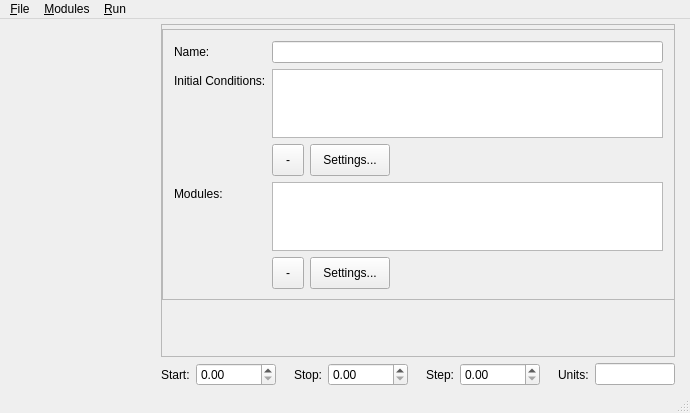
Qt form Code/exp_design/ui_experimentmanager.ui (economou/gpunit) before a commit.
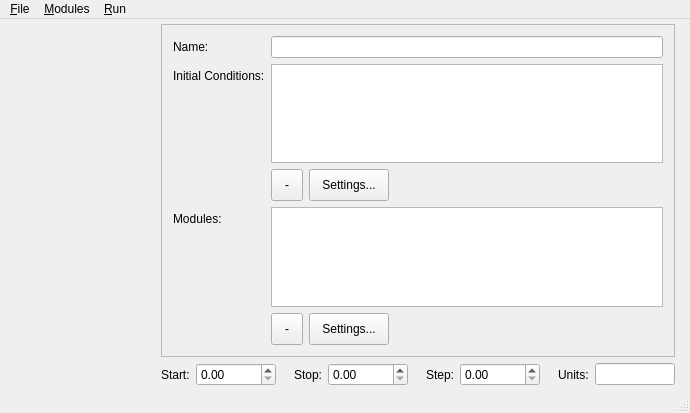
The same form after that commit. Custom widgets are drawn as their Qt base class.

Commit message: Set up the scroll container properly.

Diff of the .ui file:
```diff
--- a/Code/exp_design/ui_experimentmanager.ui
+++ b/Code/exp_design/ui_experimentmanager.ui
@@ -70,56 +70,42 @@
           <rect>
            <x>0</x>
            <y>0</y>
-           <width>511</width>
-           <height>317</height>
+           <width>495</width>
+           <height>323</height>
           </rect>
          </property>
-         <widget class="QFrame" name="frame">
-          <property name="geometry">
-           <rect>
-            <x>0</x>
-            <y>4</y>
-            <width>513</width>
-            <height>271</height>
-           </rect>
-          </property>
-          <property name="sizePolicy">
-           <sizepolicy hsizetype="Expanding" vsizetype="Expanding">
-            <horstretch>0</horstretch>
-            <verstretch>0</verstretch>
-           </sizepolicy>
-          </property>
-          <property name="frameShape">
-           <enum>QFrame::StyledPanel</enum>
-          </property>
-          <property name="frameShadow">
-           <enum>QFrame::Raised</enum>
-          </property>
-          <layout class="QFormLayout" name="formLayout">
-           <property name="fieldGrowthPolicy">
-            <enum>QFormLayout::AllNonFixedFieldsGrow</enum>
-           </property>
-           <item row="0" column="0">
-            <widget class="QLabel" name="nameLabel">
-             <property name="text">
-              <string>Name:</string>
-             </property>
-            </widget>
-           </item>
-           <item row="0" column="1">
+         <layout class="QFormLayout" name="formLayout_2">
+          <item row="6" column="1">
+           <widget class="QListWidget" name="moduleList"/>
+          </item>
+          <item row="4" column="1">
+           <widget class="QListWidget" name="initCondList"/>
+          </item>
+          <item row="1" column="1">
             <widget class="QLineEdit" name="nameText"/>
            </item>
            <item row="1" column="0">
+           <widget class="QLabel" name="nameLabel">
+            <property name="text">
+             <string>Name:</string>
+            </property>
+           </widget>
+          </item>
+          <item row="4" column="0">
             <widget class="QLabel" name="initCondLabel">
              <property name="text">
               <string>Initial Conditions:</string>
              </property>
             </widget>
            </item>
-           <item row="1" column="1">
-            <widget class="QListWidget" name="initCondList"/>
-           </item>
-           <item row="2" column="1">
+          <item row="6" column="0">
+           <widget class="QLabel" name="moduleLabel">
+            <property name="text">
+             <string>Modules:</string>
+            </property>
+           </widget>
+          </item>
+          <item row="5" column="1">
             <layout class="QHBoxLayout" name="horizontalLayout">
              <item>
               <widget class="QToolButton" name="removeInitButton">
@@ -168,17 +154,7 @@
              </item>
             </layout>
            </item>
-           <item row="4" column="0">
-            <widget class="QLabel" name="moduleLabel">
-             <property name="text">
-              <string>Modules:</string>
-             </property>
-            </widget>
-           </item>
-           <item row="4" column="1">
-            <widget class="QListWidget" name="moduleList"/>
-           </item>
-           <item row="5" column="1">
+          <item row="7" column="1">
             <layout class="QHBoxLayout" name="horizontalLayout_2">
              <item>
               <widget class="QToolButton" name="removeModuleButton">
@@ -228,7 +204,6 @@
             </layout>
            </item>
           </layout>
-         </widget>
         </widget>
        </widget>
       </item>
```
Lines whose indentation alone changed are shown as unchanged.
